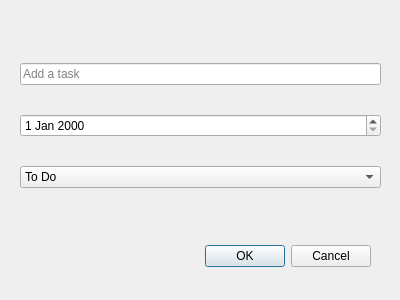
Above: taskdialog.ui from TriGonostylops/qt-todo before the change. Below: the same form after it.
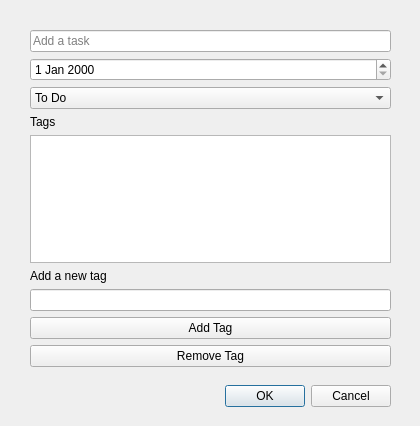
That is the form after the change.

Patch:
```diff
--- a/taskdialog.ui
+++ b/taskdialog.ui
@@ -6,8 +6,8 @@
    <rect>
     <x>0</x>
     <y>0</y>
-    <width>400</width>
-    <height>300</height>
+    <width>420</width>
+    <height>426</height>
    </rect>
   </property>
   <property name="windowTitle">
@@ -16,8 +16,8 @@
   <widget class="QDialogButtonBox" name="buttonBox">
    <property name="geometry">
     <rect>
-     <x>30</x>
-     <y>240</y>
+     <x>50</x>
+     <y>380</y>
      <width>341</width>
      <height>32</height>
     </rect>
@@ -32,10 +32,10 @@
   <widget class="QWidget" name="gridLayoutWidget">
    <property name="geometry">
     <rect>
-     <x>20</x>
-     <y>40</y>
+     <x>30</x>
+     <y>30</y>
      <width>361</width>
-     <height>171</height>
+     <height>337</height>
     </rect>
    </property>
    <layout class="QGridLayout" name="gridLayout">
@@ -46,6 +46,23 @@
       </property>
      </widget>
     </item>
+    <item row="7" column="0">
+     <widget class="QLineEdit" name="newTagLineEdit"/>
+    </item>
+    <item row="8" column="0">
+     <widget class="QPushButton" name="addTagButton">
+      <property name="text">
+       <string>Add Tag</string>
+      </property>
+     </widget>
+    </item>
+    <item row="3" column="0">
+     <widget class="QLabel" name="tagLabel">
+      <property name="text">
+       <string>Tags</string>
+      </property>
+     </widget>
+    </item>
     <item row="1" column="0">
      <widget class="QDateEdit" name="dueDateEdit"/>
     </item>
@@ -68,6 +85,23 @@
       </item>
      </widget>
     </item>
+    <item row="5" column="0">
+     <widget class="QLabel" name="newTagLabel">
+      <property name="text">
+       <string>Add a new tag</string>
+      </property>
+     </widget>
+    </item>
+    <item row="4" column="0">
+     <widget class="QListWidget" name="tagsListWidget"/>
+    </item>
+    <item row="9" column="0">
+     <widget class="QPushButton" name="removeTagButton">
+      <property name="text">
+       <string>Remove Tag</string>
+      </property>
+     </widget>
+    </item>
    </layout>
   </widget>
  </widget>
```
